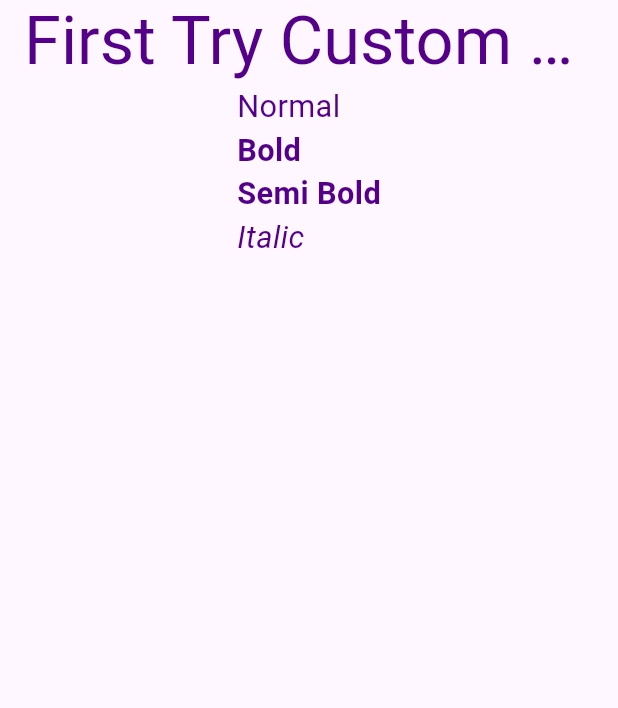
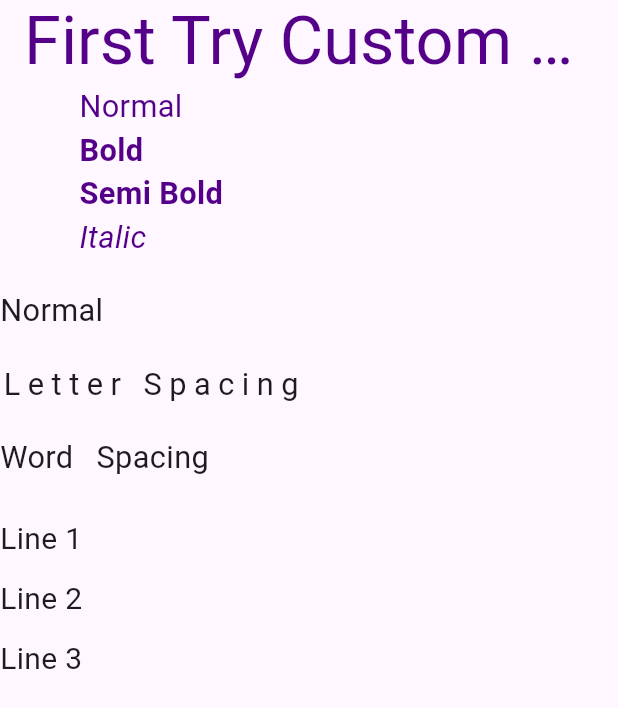
Before and after one commit to Codenames-Ren/assignment_flutter_3, a Flutter app: the screen it shows after launch, on a phone screen of 412 x 824 dp. Shown: the top 708 px of the screen. Run offline on Flutter 3.47's test engine with Material 3 defaults, Android fonts, the phone set to English and light mode, and no system bars.

Commit message:
coba spacing widget

```diff
--- a/lib/main.dart
+++ b/lib/main.dart
@@ -22,12 +22,15 @@ class TryWidget extends StatelessWidget {
             ),
           ),
         ),
-        body: Center(child: FontWidget()),
+        body: Column(
+          children: [FontWidget(), SizedBox(height: 20), SpacingWidget()],
+        ),
       ),
     );
   }
 }
 
+//Style Widget
 class FontWidget extends StatelessWidget {
   const FontWidget({super.key});
 
@@ -74,3 +77,36 @@ class FontWidget extends StatelessWidget {
     );
   }
 }
+
+// Spacing Widget
+class SpacingWidget extends StatelessWidget {
+  const SpacingWidget({super.key});
+
+  @override
+  Widget build(BuildContext context) {
+    return const Column(
+      crossAxisAlignment: CrossAxisAlignment.start,
+      children: [
+        Text("Normal", style: TextStyle(fontSize: 20.5)),
+
+        SizedBox(height: 20),
+
+        Text(
+          "Letter Spacing",
+          style: TextStyle(fontSize: 20.5, letterSpacing: 5),
+        ),
+
+        SizedBox(height: 20),
+
+        Text("Word Spacing", style: TextStyle(fontSize: 20.5, wordSpacing: 10)),
+
+        SizedBox(height: 20),
+
+        Text(
+          "Line 1\nLine 2\nLine 3",
+          style: TextStyle(fontSize: 20, height: 2),
+        ),
+      ],
+    );
+  }
+}
```
